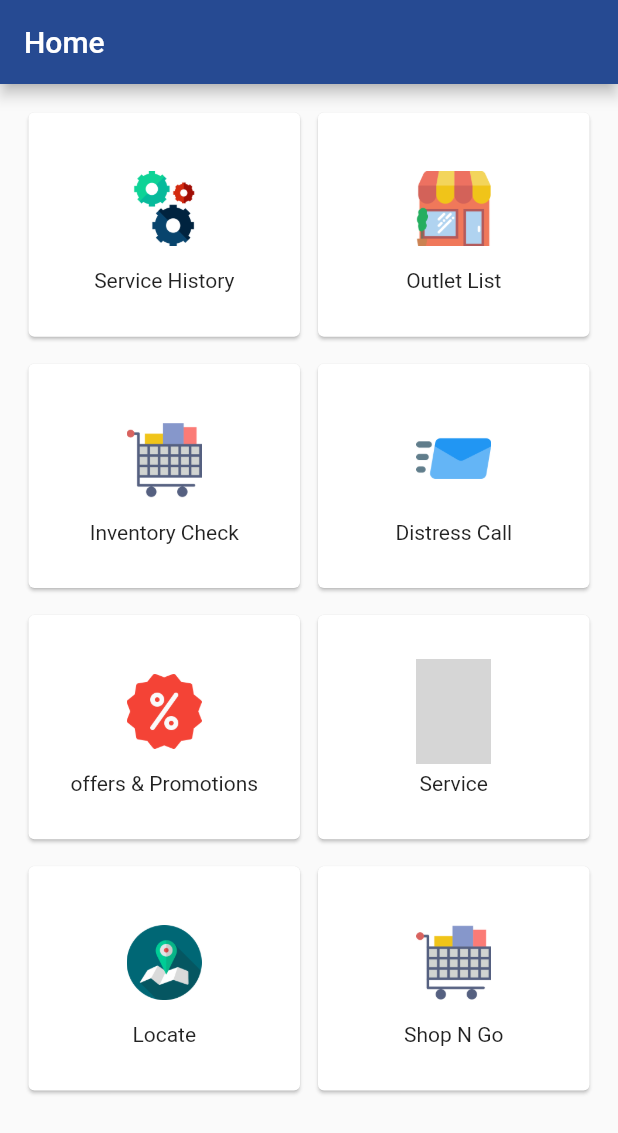
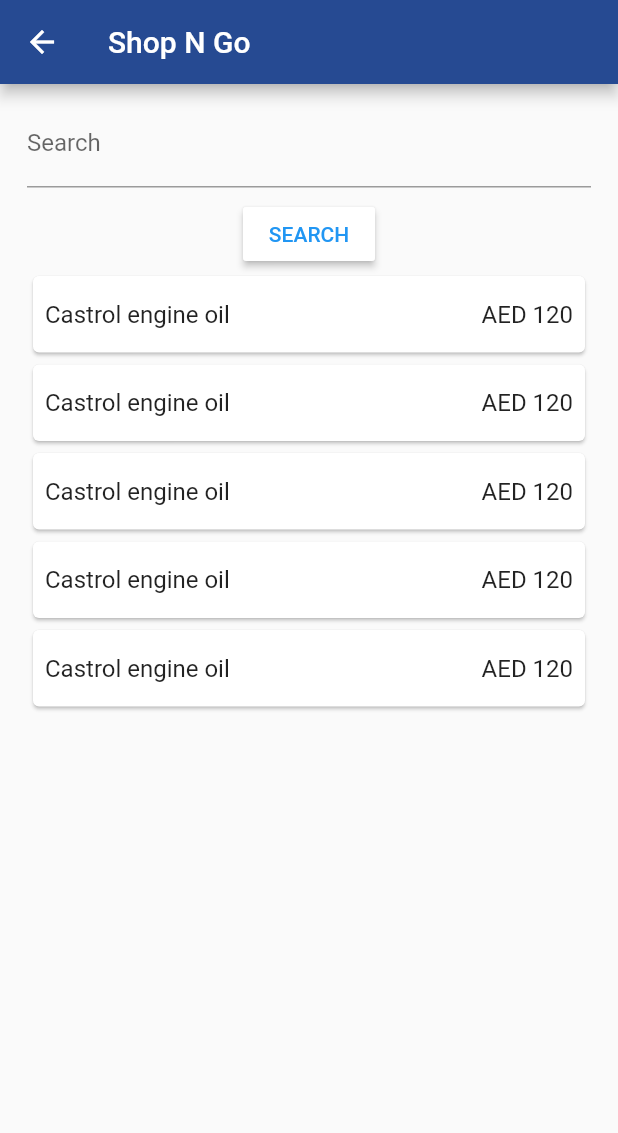
Before and after one commit to gurungsuraaj/fastTrackClient, a Flutter app: the HomeActivity screen opened directly, after a tap on "Shop N Go", on a phone screen of 412 x 824 dp. Shown: the top 1133 px of the screen. Run offline on Flutter 3.47's test engine with Material 2 defaults, Android fonts, the phone set to English and light mode, and no system bars; our stand-ins replace charts_flutter, circular_check_box, font_awesome_flutter, google_maps_flutter, modal_progress_hud, pin_code_text_field and 1 more; missing offline and left inert: ntlm; grey boxes are pictures that could not be loaded.

Commit message:
update in UI

```diff
--- a/lib/screens/HomeActivity.dart
+++ b/lib/screens/HomeActivity.dart
@@ -1,4 +1,5 @@
 import 'package:fasttrackgarage_app/screens/GoogleMap.dart';
+import 'package:fasttrackgarage_app/screens/ShopNGo.dart';
 import 'package:fasttrackgarage_app/utils/RoutesName.dart';
 import 'package:flutter/material.dart';
 import 'ServiceHistoryActivity.dart';
@@ -207,7 +208,12 @@ class _HomeActivityState extends State<HomeActivity> {
                     child: Container(
                         child: InkWell(
                             onTap: () {
-
+                              Navigator.push(
+                                context,
+                                MaterialPageRoute(
+                                    builder: (context) =>
+                                        ShopAndGo()),
+                              );
                             },
                             child: Column(
                               mainAxisAlignment: MainAxisAlignment.center,
--- /dev/null
+++ b/lib/screens/ShopNGo.dart
@@ -0,0 +1,112 @@
+import 'package:fasttrackgarage_app/screens/CartActivity.dart';
+import 'package:fasttrackgarage_app/utils/AppBarWithTitle.dart';
+import 'package:flutter/material.dart';
+import 'package:modal_progress_hud/modal_progress_hud.dart';
+
+class ShopAndGo extends StatefulWidget{
+  @override
+  State<StatefulWidget> createState() {
+    // TODO: implement createState
+    return _ShopAndGo();
+  }
+
+}
+
+class _ShopAndGo extends State<ShopAndGo> {
+  bool isProgressBarShown = false;
+  TextEditingController searchController = new TextEditingController();
+
+  @override
+  Widget build(BuildContext context) {
+    // TODO: implement build
+    return Scaffold(
+     appBar: AppBarWithTitle.getAppBar('Shop N Go'),
+      body: ModalProgressHUD(
+        inAsyncCall: isProgressBarShown,
+        dismissible: false,
+        child: Container(
+          // padding: const EdgeInsets.fromLTRB(18, 18, 18, 0),
+          margin: EdgeInsets.fromLTRB(18, 10, 18, 0),
+          child: Column(
+            children: <Widget>[
+
+              TextField(
+                decoration: InputDecoration(labelText: 'Search'),
+                onChanged: (text) {},
+              ),
+
+              Container(
+                margin : EdgeInsets.only(top:7),
+
+                child: RaisedButton(
+                  onPressed: () {
+                  },
+                  textColor: Colors.blue,
+                  color: Colors.white,
+                  child: new Text(
+                    "SEARCH",
+                  ),
+                ),
+              ),
+              Expanded(
+                child: Container(
+                  child: ListView.builder(
+                    shrinkWrap: true,
+                    itemCount: 5,
+                    itemBuilder: (BuildContext context, int index) {
+                      return GestureDetector(
+                        onTap: () {
+                          Navigator.push(
+                            context,
+                            MaterialPageRoute(
+                                builder: (context) =>
+                                    CartActivity()),
+                          );
+                        },
+                        child: Card(
+                          color: Colors.white,
+                          child: Column(
+                            children: <Widget>[
+                              Container(
+                                child: Row(
+                                  mainAxisAlignment:
+                                  MainAxisAlignment.spaceBetween,
+                                  children: <Widget>[
+                                    Expanded(
+                                      child: Container(
+                                        padding: EdgeInsets.fromLTRB(
+                                            8.0, 16.0, 0, 16.0),
+                                        child: Text(
+                                          "Castrol engine oil",
+                                          style: TextStyle(fontSize: 16.0),
+                                        ),
+                                      ),
+                                    ),
+                                    Container(
+                                      padding: EdgeInsets.fromLTRB(
+                                          0, 16.0, 8.0, 16.0),
+                                      child: Text(
+                                        "AED 120",
+                                        style: TextStyle(fontSize: 16.0),
+                                      ),
+                                    ),
+                                  ],
+                                ),
+                              ),
+                            ],
+                          ),
+                        ),
+                      );
+                    },
+                  ),
+                ),
+              )
+            ],
+          ),
+        ),
+      ),
+
+    );
+  }
+
+}
```
Also changed, not shown: lib/screens/CartActivity.dart (added, +186 -0 lines).
